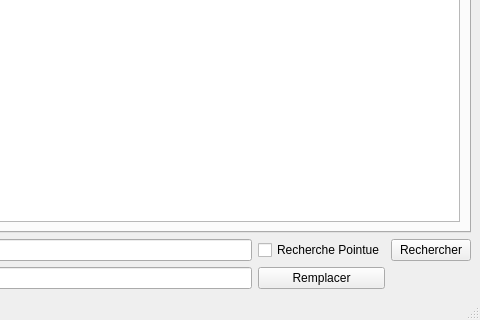
Old version of the form mainwindow.ui in the repository peutt/EditeurDeTexte; both pictures show x 320 to 800 and y 280 to 600 of the 800 by 600 pixel window.
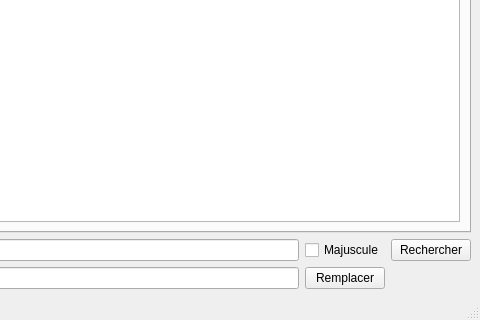
New version of the form.

What changed in the file:
```diff
--- a/mainwindow.ui
+++ b/mainwindow.ui
@@ -48,7 +48,7 @@
       <item row="0" column="1">
        <widget class="QCheckBox" name="checkBox">
         <property name="text">
-         <string>Recherche Pointue</string>
+         <string>Majuscule</string>
         </property>
        </widget>
       </item>
```
